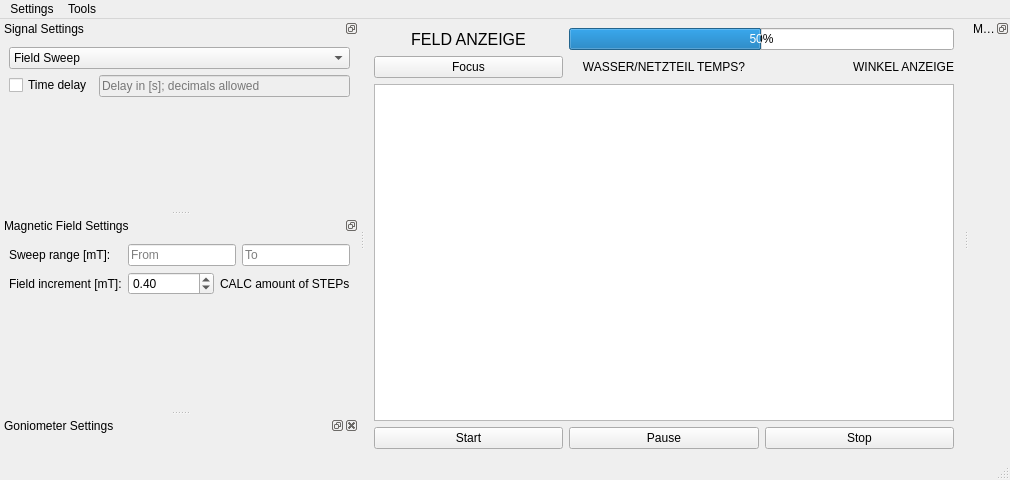
Above: FMR-Measurement-UI-15-08.ui from WiemelerJo/FMR-Measurement-UI before the change. Below: the same form after it.
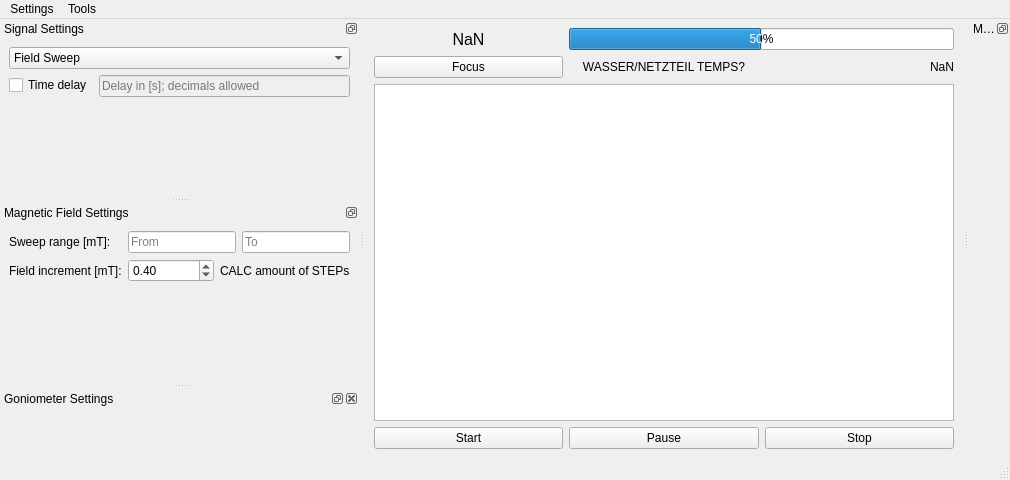
That is the form after the change.

Diff of the .ui file:
```diff
--- a/FMR-Measurement-UI-15-08.ui
+++ b/FMR-Measurement-UI-15-08.ui
@@ -54,7 +54,7 @@
     <item row="1" column="2">
      <widget class="QLabel" name="anglelabel">
       <property name="text">
-       <string>WINKEL ANZEIGE</string>
+       <string>NaN</string>
       </property>
       <property name="alignment">
        <set>Qt::AlignRight|Qt::AlignTrailing|Qt::AlignVCenter</set>
@@ -83,7 +83,7 @@
        </font>
       </property>
       <property name="text">
-       <string>FELD ANZEIGE</string>
+       <string>NaN</string>
       </property>
       <property name="textFormat">
        <enum>Qt::AutoText</enum>
@@ -152,7 +152,7 @@
    </property>
    <property name="minimumSize">
     <size>
-     <width>131</width>
+     <width>214</width>
      <height>75</height>
     </size>
    </property>
@@ -231,8 +231,8 @@
   <widget class="QDockWidget" name="magnetfieldock">
    <property name="minimumSize">
     <size>
-     <width>0</width>
-     <height>0</height>
+     <width>280</width>
+     <height>79</height>
     </size>
    </property>
    <property name="features">
@@ -320,8 +320,8 @@
   <widget class="QDockWidget" name="goniometerdock">
    <property name="minimumSize">
     <size>
-     <width>0</width>
-     <height>0</height>
+     <width>63</width>
+     <height>34</height>
     </size>
    </property>
    <property name="windowTitle">
```
Left out of the diff: 6 changed lines with no effect on the pictures.
